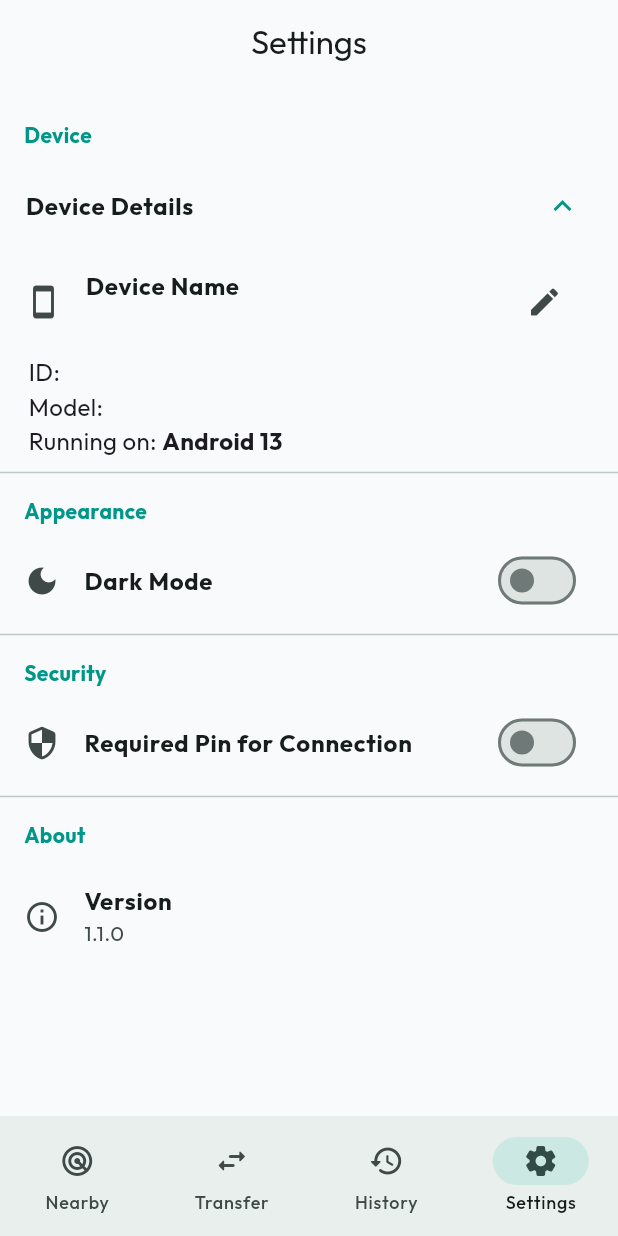
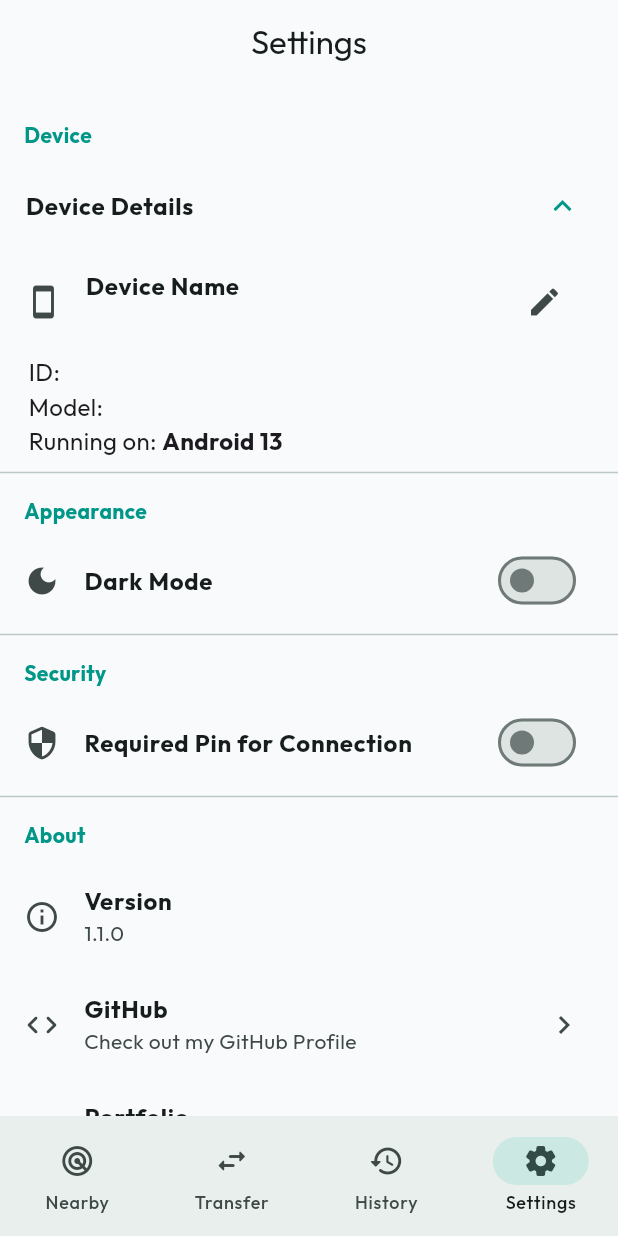
Before and after one commit to iamthetwodigiter/FileFlow, a Flutter app: the screen it shows after launch, item 4 of the bottom bar chosen, on a phone screen of 412 x 824 dp. Run offline on Flutter 3.47's test engine with Material 3 defaults, Android fonts, the light colour scheme and no system bars; our stand-ins replace device_info_plus, file_picker, flutter_riverpod, google_fonts, hive_flutter, permission_handler and 1 more; missing offline and left inert: mobile_scanner, network_info_plus, pointycastle; accounts and stored records are empty; statements that could not run were skipped.

Commit message:
add: github and portfolio reference and fix linux config path

```diff
--- a/lib/core/constants/app_constants.dart
+++ b/lib/core/constants/app_constants.dart
@@ -1,5 +1,4 @@
 import 'dart:io';
-
 import 'package:path_provider/path_provider.dart';
 
 class AppConstants {
@@ -22,5 +21,12 @@ class AppConstants {
             .then((dir) => '${dir.path}/FileFlow/')
             .toString();
 
+  static final String configDir = Platform.isLinux
+      ? '~/.config/fileflow/'
+      : appDir;
+
   static const String appVersion = '1.1.0';
+
+  static const String githubURL = 'https://github.com/iamthetwodigiter/FileFlow';
+  static const String portfolioURL = 'https://www.thetwodigiter.app';
 }
--- a/lib/features/settings/view/settings_screen.dart
+++ b/lib/features/settings/view/settings_screen.dart
@@ -5,6 +5,7 @@ import 'package:fileflow/features/settings/provider/settings_provider.dart';
 import 'package:fileflow/features/transfer/provider/transfer_provider.dart';
 import 'package:flutter/material.dart';
 import 'package:flutter_riverpod/flutter_riverpod.dart';
+import 'package:url_launcher/url_launcher.dart';
 
 class SettingsScreen extends ConsumerStatefulWidget {
   const SettingsScreen({super.key});
@@ -71,6 +72,12 @@ class _SettingsScreenState extends ConsumerState<SettingsScreen> {
       ],
     ),
   );
+
+  void _launchURL(String url) async {
+    if (await canLaunchUrl(Uri.parse(url))) {
+      await launchUrl(Uri.parse(url));
+    }
+  }
 
   @override
   Widget build(BuildContext context) {
@@ -203,13 +210,37 @@ class _SettingsScreenState extends ConsumerState<SettingsScreen> {
 
           const Divider(),
           _sectionHeader("About"),
-          const ListTile(
-            leading: Icon(Icons.info_outline),
-            title: Text(
+          ListTile(
+            leading: const Icon(Icons.info_outline),
+            title: const Text(
               "Version",
               style: TextStyle(fontWeight: FontWeight.bold, fontSize: 16),
             ),
             subtitle: Text(AppConstants.appVersion),
+          ),
+          ListTile(
+            leading: const Icon(Icons.code_rounded),
+            title: const Text(
+              "GitHub",
+              style: TextStyle(fontWeight: FontWeight.bold, fontSize: 16),
+            ),
+            subtitle: const Text("Check out my GitHub Profile"),
+            trailing: const Icon(Icons.chevron_right),
+            onTap: () {
+              _launchURL(AppConstants.githubURL);
+            },
+          ),
+          ListTile(
+            leading: const Icon(Icons.language_rounded),
+            title: const Text(
+              "Portfolio",
+              style: TextStyle(fontWeight: FontWeight.bold, fontSize: 16),
+            ),
+            subtitle: const Text("Check out my Portfolio"),
+            trailing: const Icon(Icons.chevron_right),
+            onTap: () {
+              _launchURL(AppConstants.portfolioURL);
+            },
           ),
         ],
       ),
```
